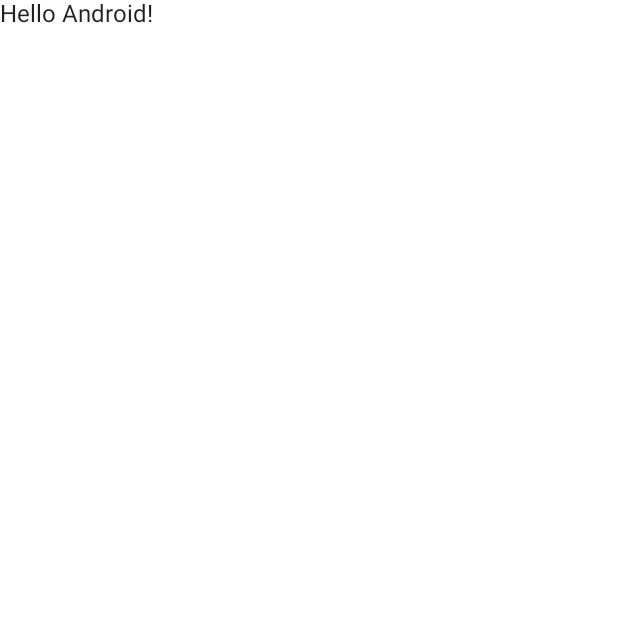
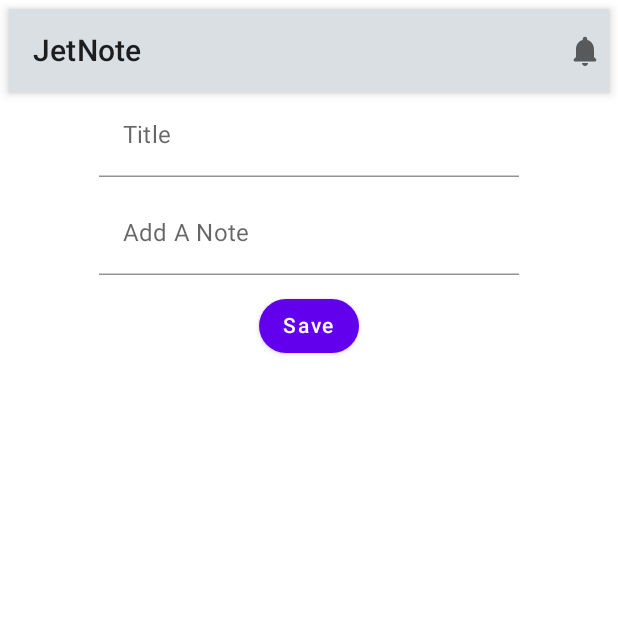
Before and after one commit to davidmfry/JetNote, an Android app built with Jetpack Compose: the screen it shows after launch (MainActivity), on a phone screen of 412 x 824 dp, the top half of it. Before the commit the part shown is almost empty. Run offline under Robolectric (Android 15) with nearby library versions, the phone set to English and light mode, and no system bars.

Commit message:
created a textfield component and a button component. Added them to the NoteScreen

```diff
--- a/app/src/main/java/com/somekindofidea/jetnote/MainActivity.kt
+++ b/app/src/main/java/com/somekindofidea/jetnote/MainActivity.kt
@@ -7,32 +7,31 @@ import androidx.compose.material.MaterialTheme
 import androidx.compose.material.Surface
 import androidx.compose.material.Text
 import androidx.compose.runtime.Composable
+import androidx.compose.ui.ExperimentalComposeUiApi
 import androidx.compose.ui.tooling.preview.Preview
+import com.somekindofidea.jetnote.screen.NoteScreen
 import com.somekindofidea.jetnote.ui.theme.JetNoteTheme
 
 class MainActivity : ComponentActivity() {
+    @ExperimentalComposeUiApi
     override fun onCreate(savedInstanceState: Bundle?) {
         super.onCreate(savedInstanceState)
         setContent {
             JetNoteTheme {
                 // A surface container using the 'background' color from the theme
                 Surface(color = MaterialTheme.colors.background) {
-                    Greeting("Android")
+                    NoteScreen()
                 }
             }
         }
     }
 }
 
-@Composable
-fun Greeting(name: String) {
-    Text(text = "Hello $name!")
-}
 
 @Preview(showBackground = true)
 @Composable
 fun DefaultPreview() {
     JetNoteTheme {
-        Greeting("Android")
+
     }
 }
--- /dev/null
+++ b/app/src/main/java/com/somekindofidea/jetnote/componets/NoteComponents.kt
@@ -0,0 +1,63 @@
+package com.somekindofidea.jetnote.componets
+
+import androidx.compose.foundation.shape.CircleShape
+import androidx.compose.foundation.text.KeyboardActions
+import androidx.compose.foundation.text.KeyboardOptions
+import androidx.compose.material.Button
+import androidx.compose.material.Text
+import androidx.compose.material.TextField
+import androidx.compose.ui.Modifier
+import androidx.compose.material.TextFieldDefaults
+import androidx.compose.runtime.Composable
+import androidx.compose.ui.ExperimentalComposeUiApi
+import androidx.compose.ui.graphics.Color
+import androidx.compose.ui.platform.LocalSoftwareKeyboardController
+import androidx.compose.ui.text.input.ImeAction
+
+@ExperimentalComposeUiApi
+@Composable
+fun NoteInputText(
+    modifier: Modifier = Modifier,
+    text: String,
+    label: String,
+    maxLine: Int = 1,
+    onTextChange: (String) -> Unit,
+    onImeAction: () -> Unit = {}
+) {
+    val keyboardController = LocalSoftwareKeyboardController.current
+
+    TextField(
+        value = text,
+        onValueChange = onTextChange,
+        colors = TextFieldDefaults.textFieldColors(
+            backgroundColor = Color.Transparent),
+        maxLines = maxLine,
+        label = { Text(text = label)},
+        keyboardOptions = KeyboardOptions.Default.copy(
+            imeAction = ImeAction.Done),
+        keyboardActions = KeyboardActions(onDone = {
+            onImeAction()
+            keyboardController?.hide()
+
+        }),
+        modifier = modifier
+    )
+
+}
+
+@Composable
+fun NoteButton(
+    modifier: Modifier = Modifier,
+    text: String,
+    onClick: () -> Unit,
+    enable: Boolean = true
+) {
+    Button(
+        onClick = onClick,
+        shape = CircleShape,
+        enabled = enable,
+        modifier = modifier
+    ) {
+        Text(text)
+    }
+}
--- /dev/null
+++ b/app/src/main/java/com/somekindofidea/jetnote/screen/NoteScreen.kt
@@ -0,0 +1,82 @@
+package com.somekindofidea.jetnote.screen
+
+import androidx.compose.foundation.layout.Column
+import androidx.compose.foundation.layout.absoluteOffset
+import androidx.compose.foundation.layout.fillMaxWidth
+import androidx.compose.foundation.layout.padding
+import androidx.compose.material.Icon
+import androidx.compose.material.Text
+import androidx.compose.material.TopAppBar
+import androidx.compose.material.icons.Icons
+import androidx.compose.material.icons.rounded.Notifications
+import androidx.compose.runtime.*
+import androidx.compose.ui.Alignment
+import androidx.compose.ui.ExperimentalComposeUiApi
+import androidx.compose.ui.Modifier
+import androidx.compose.ui.graphics.Color
+import androidx.compose.ui.res.stringResource
+import androidx.compose.ui.tooling.preview.Preview
+import androidx.compose.ui.unit.dp
+import com.somekindofidea.jetnote.R
+import com.somekindofidea.jetnote.componets.NoteButton
+import com.somekindofidea.jetnote.componets.NoteInputText
+
+@ExperimentalComposeUiApi
+@Composable
+fun NoteScreen() {
+    var title by remember {
+        mutableStateOf( "")
+    }
+
+    var description by remember {
+        mutableStateOf("")
+    }
+
+    Column(modifier =  Modifier.padding(6.dp)) {
+        TopAppBar(
+            title = {
+                Text(text = stringResource(id = R.string.app_name)) },
+            actions = {
+                Icon(
+                    imageVector = Icons.Rounded.Notifications,
+                    contentDescription = "Icon"
+                )
+            },
+            backgroundColor = Color(0xFFDADFE3)
+        )
+
+        // Content
+        Column(
+            modifier = Modifier.fillMaxWidth(),
+            horizontalAlignment = Alignment.CenterHorizontally
+        ) {
+            NoteInputText(
+                text = title,
+                label = "Title",
+                onTextChange = {
+                               if (it.all { char ->
+                                       char.isLetter() || char.isWhitespace()
+                                   }) title = it
+                },
+            )
+            NoteInputText(
+                text = description,
+                label = "Add A Note",
+                onTextChange = {
+                    if (it.all { char ->
+                            char.isLetter() || char.isWhitespace()
+                        }) description = it
+                },
+                modifier = Modifier.padding(top = 9.dp, bottom = 10.dp)
+            )
+            NoteButton(text = "Save", onClick = { /*TODO*/ })
+        }
+    }
+}
+
+@ExperimentalComposeUiApi
+@Preview(showBackground = true)
+@Composable
+fun NotesScreenPreview() {
+    NoteScreen()
+}
```
Also changed, not shown: 1 other file.
